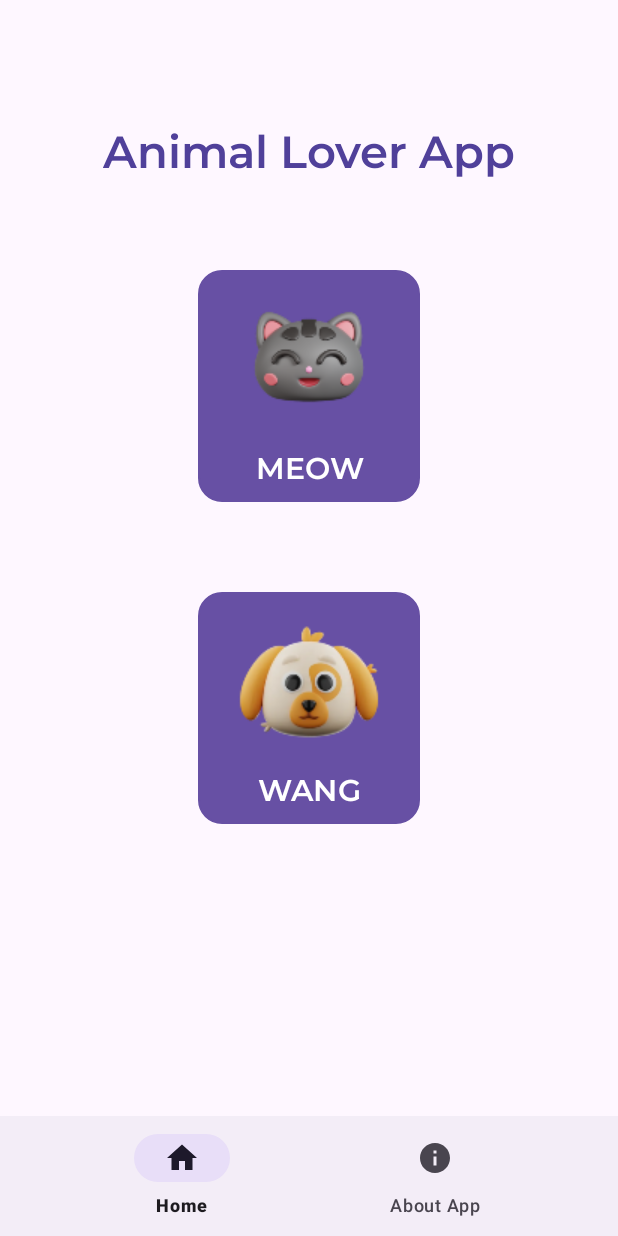
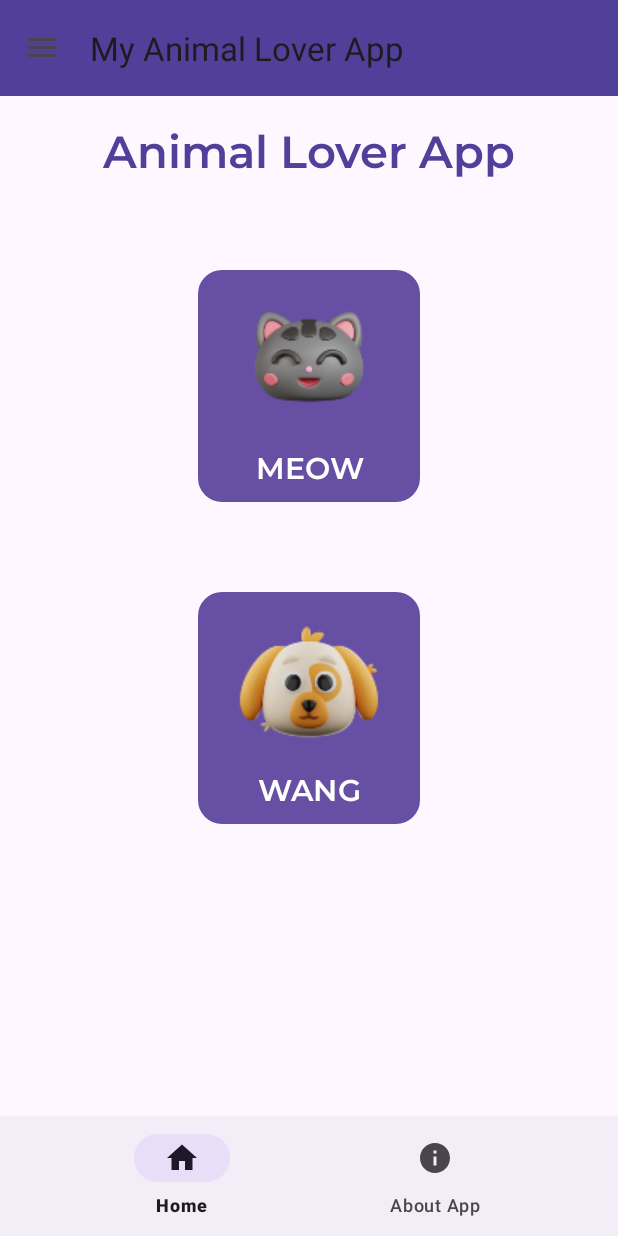
Before and after one commit to KangYiYao19/MyAnimalLoverApp, an Android app: the screen it shows after launch (MainActivity), on a phone screen of 412 x 824 dp. Run offline under Robolectric (Android 15) with nearby library versions, the phone set to English and light mode, and no system bars.

Commit message:
implement toolbar and side navigation bar

```diff
--- a/app/src/main/java/com/example/myanimalloverapp/MainActivity.java
+++ b/app/src/main/java/com/example/myanimalloverapp/MainActivity.java
@@ -1,11 +1,30 @@
 package com.example.myanimalloverapp;
 
+import androidx.annotation.NonNull;
+import androidx.appcompat.app.ActionBarDrawerToggle;
 import androidx.appcompat.app.AppCompatActivity;
+import androidx.appcompat.widget.Toolbar;
+import androidx.drawerlayout.widget.DrawerLayout;
 import androidx.fragment.app.Fragment;
+
 import android.os.Bundle;
+import android.view.MenuItem;
+
 import com.google.android.material.bottomnavigation.BottomNavigationView;
+import com.google.android.material.navigation.NavigationView;
 
 public class MainActivity extends AppCompatActivity {
+    private DrawerLayout drawerLayout;
+    private NavigationView navigationView;
+    private ActionBarDrawerToggle drawerToggle;
+
+    @Override
+    public boolean onOptionsItemSelected(@NonNull MenuItem item) {
+        if (drawerToggle.onOptionsItemSelected(item)) {
+            return true;
+        }
+        return super.onOptionsItemSelected(item);
+    }
 
     @Override
     protected void onCreate(Bundle savedInstanceState) {
@@ -13,6 +32,9 @@ public class MainActivity extends AppCompatActivity {
         setContentView(R.layout.activity_main);
 
         replaceFragment(new HomeFragment());
+
+        Toolbar toolbar = findViewById(R.id.TBMainAct);
+        setSupportActionBar(toolbar);
 
         BottomNavigationView bottomNavigationView = findViewById(R.id.bottomNavigationView);
         bottomNavigationView.setOnItemSelectedListener(item -> {
@@ -22,6 +44,36 @@ public class MainActivity extends AppCompatActivity {
                 replaceFragment(new AboutAppFragment());
             }
             return true;
+        });
+
+
+        drawerLayout = findViewById(R.id.DLMain);
+        navigationView = findViewById(R.id.sideNav);
+        drawerToggle = new ActionBarDrawerToggle(this, drawerLayout, R.string.open, R.string.close);
+        drawerLayout.addDrawerListener(drawerToggle);
+        drawerToggle.syncState();
+        getSupportActionBar().setDisplayHomeAsUpEnabled(true);
+        navigationView.setNavigationItemSelectedListener(new NavigationView.OnNavigationItemSelectedListener() {
+            @Override
+            public boolean onNavigationItemSelected(@NonNull MenuItem item) {
+                if (item.getItemId() == R.id.DestHome) {
+                    replaceFragment(new HomeFragment());
+                    drawerLayout.closeDrawers();
+                }
+                else if (item.getItemId() == R.id.DestAboutApp) {
+                    replaceFragment(new AboutAppFragment());
+                    drawerLayout.closeDrawers();
+                }
+                else if (item.getItemId() == R.id.DestCat) {
+                    replaceFragment(new CatFragment());
+                    drawerLayout.closeDrawers();
+                }
+                else if (item.getItemId() == R.id.DestDog) {
+                    replaceFragment(new DogFragment());
+                    drawerLayout.closeDrawers();
+                }
+                return false;
+            }
         });
     }
 
--- a/app/src/main/res/layout/activity_main.xml
+++ b/app/src/main/res/layout/activity_main.xml
@@ -1,10 +1,25 @@
 <?xml version="1.0" encoding="utf-8"?>
-<androidx.constraintlayout.widget.ConstraintLayout xmlns:android="http://schemas.android.com/apk/res/android"
+<androidx.drawerlayout.widget.DrawerLayout xmlns:android="http://schemas.android.com/apk/res/android"
     xmlns:app="http://schemas.android.com/apk/res-auto"
     xmlns:tools="http://schemas.android.com/tools"
+    android:id="@+id/DLMain"
     android:layout_width="match_parent"
     android:layout_height="match_parent"
     tools:context=".MainActivity">
+
+    <androidx.constraintlayout.widget.ConstraintLayout
+        android:layout_width="match_parent"
+        android:layout_height="match_parent">
+
+        <androidx.appcompat.widget.Toolbar
+            android:id="@+id/TBMainAct"
+            android:layout_width="match_parent"
+            android:layout_height="wrap_content"
+            android:background="@color/violet"
+            android:minHeight="?attr/actionBarSize"
+            app:layout_constraintEnd_toEndOf="parent"
+            app:layout_constraintStart_toStartOf="parent"
+            app:layout_constraintTop_toTopOf="parent" />
 
         <androidx.fragment.app.FragmentContainerView
             android:id="@+id/fragmentContainerView"
@@ -12,10 +27,10 @@
             android:layout_width="match_parent"
             android:layout_height="match_parent"
             app:defaultNavHost="true"
-        app:navGraph="@navigation/nav_animal_lover"
             app:layout_constraintBottom_toTopOf="@id/bottomNavigationView"
             app:layout_constraintEnd_toEndOf="parent"
-        app:layout_constraintStart_toStartOf="parent" />
+            app:layout_constraintStart_toStartOf="parent"
+            app:navGraph="@navigation/nav_animal_lover" />
 
         <com.google.android.material.bottomnavigation.BottomNavigationView
             android:id="@+id/bottomNavigationView"
@@ -26,3 +41,12 @@
             app:layout_constraintStart_toStartOf="parent"
             app:menu="@menu/menu_bottom" />
     </androidx.constraintlayout.widget.ConstraintLayout>
+
+    <com.google.android.material.navigation.NavigationView
+        android:id="@+id/sideNav"
+        android:layout_width="wrap_content"
+        android:layout_height="match_parent"
+        android:layout_gravity="start"
+        app:headerLayout="@layout/nav_header"
+        app:menu="@menu/menu_side" />
+</androidx.drawerlayout.widget.DrawerLayout>
--- a/app/src/main/res/menu/menu_bottom.xml
+++ b/app/src/main/res/menu/menu_bottom.xml
@@ -1,14 +1,17 @@
 <?xml version="1.0" encoding="utf-8"?>
-<menu xmlns:android="http://schemas.android.com/apk/res/android">
+<menu xmlns:android="http://schemas.android.com/apk/res/android"
+    xmlns:app="http://schemas.android.com/apk/res-auto">
 
     <item
         android:id="@+id/DestHome"
         android:icon="@drawable/ic_menu_agenda"
-        android:title="Home" />
+        android:title="Home"
+        app:showAsAction="never"/>
 
     <item
         android:id="@+id/DestAboutApp"
         android:icon="@drawable/ic_menu_info_details"
-        android:title="About App" />
+        android:title="About App"
+        app:showAsAction="ifRoom"/>
 
 </menu>
--- /dev/null
+++ b/app/src/main/res/menu/menu_side.xml
@@ -0,0 +1,32 @@
+<?xml version="1.0" encoding="utf-8"?>
+<menu xmlns:android="http://schemas.android.com/apk/res/android">
+
+    <group
+        android:layout_width="match_parent"
+        android:layout_height="match_parent">
+        <item
+            android:id="@+id/DestHome"
+            android:layout_width="wrap_content"
+            android:layout_height="wrap_content"
+            android:title="Home" />
+        <item
+            android:id="@+id/DestAboutApp"
+            android:layout_width="wrap_content"
+            android:layout_height="wrap_content"
+            android:title="AboutApp" />
+    </group>
+    <group
+        android:layout_width="match_parent"
+        android:layout_height="match_parent">
+        <item
+            android:id="@+id/DestCat"
+            android:layout_width="wrap_content"
+            android:layout_height="wrap_content"
+            android:title="Cat" />
+        <item
+            android:id="@+id/DestDog"
+            android:layout_width="wrap_content"
+            android:layout_height="wrap_content"
+            android:title="Dog" />
+    </group>
+</menu>
--- a/app/src/main/res/values/strings.xml
+++ b/app/src/main/res/values/strings.xml
@@ -1,5 +1,7 @@
 <resources>
-    <string name="app_name">MyAnimalLoverApp</string>
+    <string name="app_name">My Animal Lover App</string>
     <!-- TODO: Remove or change this placeholder text -->
     <string name="hello_blank_fragment">Hello blank fragment</string>
+    <string name="open">Open Navigation Drawer</string>
+    <string name="close">Close Navigation Drawer</string>
 </resources>
```
Also changed, not shown: app/src/main/res/layout/nav_header.xml (added, +44 -0 lines). Lines whose indentation alone changed are shown as unchanged.
